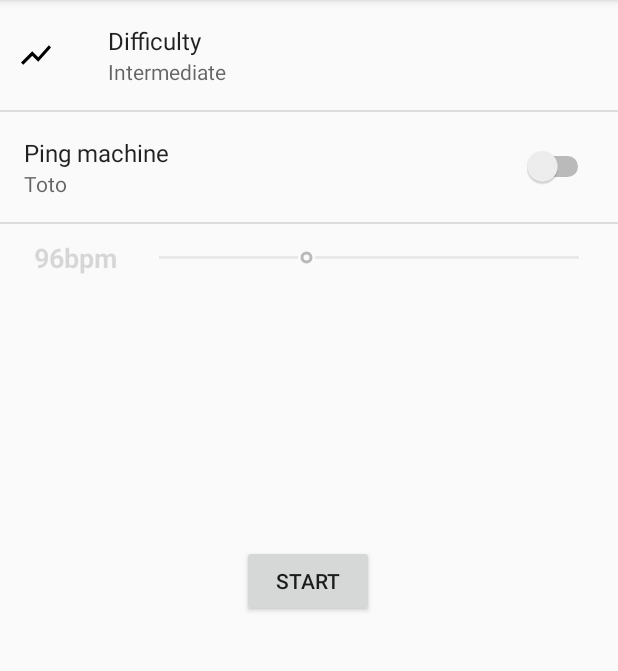
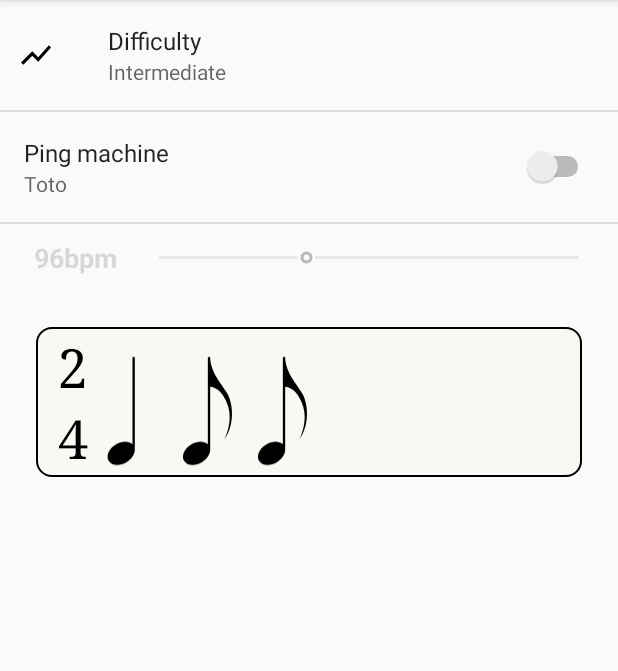
Before and after one commit to voodoos/RythmApp, an Android app: the screen it shows after launch (MainActivity), on a phone screen of 412 x 824 dp, the part 84-755 px from its top. Run offline under Robolectric (Android 15) with nearby library versions, the phone set to English and light mode, and no system bars.

Commit message:
Better render of main activity

```diff
--- a/app/src/main/java/fr/u31/rythm/AbstractTrainActivity.java
+++ b/app/src/main/java/fr/u31/rythm/AbstractTrainActivity.java
@@ -1,6 +1,7 @@
 package fr.u31.rythm;
 
 import android.animation.ObjectAnimator;
+import android.app.Activity;
 import android.content.Intent;
 import android.content.SharedPreferences;
 import android.content.res.TypedArray;
@@ -20,6 +21,7 @@ import android.view.View;
 import android.view.ViewGroup;
 import android.view.animation.DecelerateInterpolator;
 import android.widget.ImageView;
+import android.widget.LinearLayout;
 import android.widget.ProgressBar;
 import android.widget.RelativeLayout;
 import android.widget.TextView;
@@ -30,10 +32,10 @@ import java.util.ArrayList;
  * The type Train activity.
  */
 public abstract class AbstractTrainActivity extends AppCompatActivity implements View.OnTouchListener {
-    private static final String TAG = "TrainAct";
+    private static final String TAG = "AbstractTrainAct";
 
     protected SharedPreferences prefs;
-    private RelativeLayout l_left, l_right;
+    private LinearLayout l_left, l_right;
     private ProgressBar progressBar;
 
     protected boolean dualHanded;
@@ -80,19 +82,19 @@ public abstract class AbstractTrainActivity extends AppCompatActivity implements
         progressBar = (ProgressBar) findViewById(R.id.progressBar);
 
         // Getting pointer to the rythm layout :
-        l_right = (RelativeLayout) findViewById(R.id.rl_rythm);
+        l_right = (LinearLayout) findViewById(R.id.rl_rythm);
         rightNotesViews = new ArrayList<>();
         leftNotesViews = new ArrayList<>();
 
         ArrayList<Integer> test = new ArrayList<>();
-        //test.add(4);
-        //test.add(4);
+        test.add(4);
+        test.add(4);
 
 
-        test.add(4);
-        test.add(8);
+        //test.add(4);
+        //test.add(8);
 
-        test.add(8);
+        //test.add(8);
 
         //test.add(4);
         //test.add(16);
@@ -111,8 +113,8 @@ public abstract class AbstractTrainActivity extends AppCompatActivity implements
         }
 
 
-        drawRythm(r_right, rightNotesViews, l_right);
-        if (dualHanded) drawRythm(r_left, leftNotesViews, l_left);
+        drawRythm(r_right, rightNotesViews, l_right, this);
+        if (dualHanded) drawRythm(r_left, leftNotesViews, l_left, this);
 
         newMetronomes();
     }
@@ -239,36 +241,39 @@ public abstract class AbstractTrainActivity extends AppCompatActivity implements
     /**
      * That function draw a Rythm and store notes views in the corresponding NotesViews array
      */
-    private void drawRythm(Rythm r, ArrayList<ImageView> notesViews, RelativeLayout layout) {
+    static void drawRythm(Rythm r, ArrayList<ImageView> notesViews, LinearLayout layout, Activity act) {
         r.restart();
-        notesViews.clear();
+        if  (notesViews != null) notesViews.clear();
 
         ImageView previousNote = null;
         int i = 0;
 
         //Displaying signature :
-        TextView vduree = (TextView) findViewById(R.id.duree);
-        TextView vunite = (TextView) findViewById(R.id.unite);
+        LinearLayout sig = (LinearLayout) act.getLayoutInflater().inflate(R.layout.signature, layout, false);
+        //TextView vduree = (TextView) act.findViewById(R.id.duree);
+        //TextView vunite = (TextView) act.findViewById(R.id.unite);
 
-        vduree.setText(String.valueOf(r.getDuree()));
-        vunite.setText(String.valueOf(r.getUnite()));
+        ((TextView) sig.getChildAt(0)).setText(String.valueOf(r.getDuree()));
+        ((TextView) sig.getChildAt(1)).setText(String.valueOf(r.getUnite()));
+
+        layout.addView(sig); // Attaching sig to its root
 
         do {
             // Adding one note :
             int n = r.currentAndForward();
 
             //Creating the Imageview based on the note_template
-            ImageView note = (ImageView) getLayoutInflater().inflate(R.layout.note_template, layout, false);
+            ImageView note = (ImageView) act.getLayoutInflater().inflate(R.layout.note_template, layout, false);
 
             // If not the first note, set it's position relatively to the previous one :
-            RelativeLayout.LayoutParams lp = (RelativeLayout.LayoutParams) note.getLayoutParams();
+            /*RelativeLayout.LayoutParams lp = (RelativeLayout.LayoutParams) note.getLayoutParams();
             if (previousNote != null) {
                 lp.addRule(RelativeLayout.RIGHT_OF, previousNote.getId());
             }
             else {
                 lp.addRule(RelativeLayout.RIGHT_OF, R.id.signature);
             }
-            note.setLayoutParams(lp);
+            note.setLayoutParams(lp);*/
 
             note.setId(++i);
 
@@ -281,7 +286,7 @@ public abstract class AbstractTrainActivity extends AppCompatActivity implements
 
             layout.addView(note);
             previousNote = note;
-            notesViews.add(note);
+            if(notesViews != null) notesViews.add(note);
         } while (!r.isFirst());
         r.restart();
     }
--- a/app/src/main/java/fr/u31/rythm/HumanTrainActivity.java
+++ b/app/src/main/java/fr/u31/rythm/HumanTrainActivity.java
@@ -5,6 +5,7 @@ package fr.u31.rythm;
  */
 
 public class HumanTrainActivity extends AbstractTrainActivity {
+    private static final String TAG = "HumanTrainAct";
     @Override
     protected void newMetronomes() {
         m_right = new HumanMetronome(r_right, this);
--- a/app/src/main/java/fr/u31/rythm/MainActivity.java
+++ b/app/src/main/java/fr/u31/rythm/MainActivity.java
@@ -6,12 +6,18 @@ import android.preference.PreferenceManager;
 import android.support.v7.app.AppCompatActivity;
 import android.os.Bundle;
 import android.support.v7.widget.Toolbar;
+import android.util.Log;
+import android.util.Pair;
 import android.view.Menu;
 import android.view.View;
 import android.widget.ArrayAdapter;
+import android.widget.LinearLayout;
 import android.widget.Spinner;
 
+import java.util.ArrayList;
+
 public class MainActivity extends AppCompatActivity {
+    private static final String TAG = "MainAct";
 
     protected SharedPreferences prefs;
 
@@ -28,18 +34,30 @@ public class MainActivity extends AppCompatActivity {
         prefs = PreferenceManager.getDefaultSharedPreferences(this);
 
 
-        // Populating the difficulty menu :
-        Spinner spinner = (Spinner) findViewById(R.id.difficulty_spinner);
-// Create an ArrayAdapter using the string array and a default spinner layout
-        ArrayAdapter<CharSequence> adapter = ArrayAdapter.createFromResource(this,
-                R.array.difficulty_levels, android.R.layout.simple_spinner_item);
-// Specify the layout to use when the list of choices appears
-        adapter.setDropDownViewResource(android.R.layout.simple_spinner_dropdown_item);
+        // Dsplaying the list of rythms :
+        ArrayList<Integer> test = new ArrayList<>();
+        //test.add(4);
+        //test.add(4);
 
-// Apply the adapter to the spinner
-        spinner.setAdapter(adapter);
 
-        spinner.setSelection(2);
+        test.add(4);
+        test.add(8);
+
+        test.add(8);
+
+        //test.add(4);
+        //test.add(16);
+        //test.add(8);
+        //test.add(8);
+        //test.add(16);
+        //test.add(8);
+
+        try {
+            AbstractTrainActivity.drawRythm(new Rythm(new Pair<>(2, 4), test),null, (LinearLayout) findViewById(R.id.part1), this);
+        } catch (BadRythmException e) {
+            e.printStackTrace();
+            if (BuildConfig.DEBUG) Log.v(TAG, "Arg bad rythm.");
+        }
 
     }
     // Menu icons are inflated just as they were with actionbar
--- /dev/null
+++ b/app/src/main/res/drawable/roundborder.xml
@@ -0,0 +1,7 @@
+<?xml version="1.0" encoding="UTF-8"?>
+<shape xmlns:android="http://schemas.android.com/apk/res/android">
+    <solid android:color="#faf8f2"/>
+    <stroke android:width="1dip" android:color="#000000" />
+    <corners android:radius="10dip"/>
+    <padding android:left="0dip" android:top="0dip" android:right="0dip" android:bottom="0dip" />
+</shape>
--- a/app/src/main/res/layout/activity_main.xml
+++ b/app/src/main/res/layout/activity_main.xml
@@ -18,24 +18,10 @@
         app:layout_constraintRight_toRightOf="parent"
         app:layout_constraintTop_toTopOf="parent" />
 
-    <Button
-        android:id="@+id/button"
-        android:layout_width="wrap_content"
-        android:layout_height="wrap_content"
-        android:layout_marginTop="8dp"
-        android:onClick="start"
-        android:text="@string/btn_start"
-        app:layout_constraintBottom_toBottomOf="parent"
-        app:layout_constraintHorizontal_bias="0.498"
-        app:layout_constraintLeft_toLeftOf="parent"
-        app:layout_constraintRight_toRightOf="parent"
-        app:layout_constraintTop_toBottomOf="@+id/toolbar"
-        app:layout_constraintVertical_bias="0.499" />
-
     <fragment
         android:id="@+id/fragment"
         android:name="fr.u31.rythm.SettingsFragment"
-        android:layout_width="match_parent"
+        android:layout_width="0dp"
         android:layout_height="wrap_content"
         android:layout_alignParentTop="true"
         android:layout_margin="0dp"
@@ -45,37 +31,22 @@
         app:layout_constraintRight_toRightOf="parent"
         app:layout_constraintTop_toBottomOf="@+id/toolbar" />
 
-    <RelativeLayout
-        android:layout_width="match_parent"
-        android:layout_height="wrap_content"
-        android:layout_marginLeft="8dp"
-        android:layout_marginRight="8dp"
-        android:layout_marginTop="0dp"
-        android:gravity="center_vertical"
-        android:visibility="gone"
+    <LinearLayout
+        android:id="@+id/part1"
+        android:layout_width="0dp"
+        android:layout_height="100dp"
+        android:layout_marginEnd="24dp"
+        android:layout_marginLeft="24dp"
+        android:layout_marginRight="24dp"
+        android:layout_marginStart="24dp"
+        android:layout_marginTop="24dp"
+        android:background="@drawable/roundborder"
+        android:onClick="start"
+        android:orientation="horizontal"
+        android:paddingLeft="10dp"
+        app:layout_constraintHorizontal_bias="0.0"
         app:layout_constraintLeft_toLeftOf="parent"
         app:layout_constraintRight_toRightOf="parent"
-        app:layout_constraintTop_toBottomOf="@+id/toolbar">
-
-        <TextView
-            android:id="@+id/difficulty_label"
-            android:layout_width="wrap_content"
-            android:layout_height="wrap_content"
-            android:layout_alignParentLeft="true"
-            android:layout_alignParentStart="true"
-            android:layout_alignParentTop="true"
-            android:text="Difficulty"
-            android:textAppearance="@style/TextAppearance.AppCompat.Menu"
-            android:textSize="24sp" />
-
-        <Spinner
-            android:id="@+id/difficulty_spinner"
-            android:layout_width="wrap_content"
-            android:layout_height="wrap_content"
-            android:layout_alignParentTop="true"
-            android:layout_toEndOf="@+id/difficulty_label"
-            android:layout_toRightOf="@+id/difficulty_label" />
-
-    </RelativeLayout>
+        app:layout_constraintTop_toBottomOf="@+id/fragment"></LinearLayout>
 
 </android.support.constraint.ConstraintLayout>
--- /dev/null
+++ b/app/src/main/res/layout/signature.xml
@@ -0,0 +1,29 @@
+<?xml version="1.0" encoding="utf-8"?>
+<LinearLayout xmlns:android="http://schemas.android.com/apk/res/android"
+    android:id="@+id/signature"
+    android:layout_width="30dp"
+    android:layout_height="match_parent"
+    android:layout_alignParentLeft="true"
+    android:layout_alignParentStart="true"
+    android:layout_alignParentTop="true"
+    android:gravity="center_vertical|center_horizontal"
+    android:orientation="vertical">
+
+    <TextView
+        android:id="@+id/duree"
+        android:layout_width="wrap_content"
+        android:layout_height="wrap_content"
+        android:fontFamily="serif"
+        android:text="4"
+        android:textColor="@android:color/black"
+        android:textSize="36sp" />
+
+    <TextView
+        android:id="@+id/unite"
+        android:layout_width="wrap_content"
+        android:layout_height="wrap_content"
+        android:fontFamily="serif"
+        android:text="4"
+        android:textColor="@android:color/black"
+        android:textSize="36sp" />
+</LinearLayout>
--- /dev/null
+++ b/app/src/main/res/values/rythms.xml
@@ -0,0 +1,4 @@
+<?xml version="1.0" encoding="utf-8"?>
+<resources>
+
+</resources>
```
Also changed, not shown: app/src/main/res/layout/activity_train.xml (+2 -25 lines).
